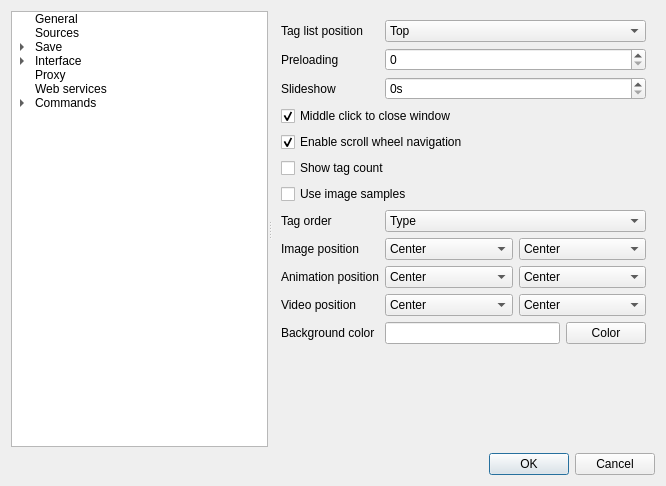
First picture: the form in gui/src/settings/optionswindow.ui, repository Bionus/imgbrd-grabber, before the edit.
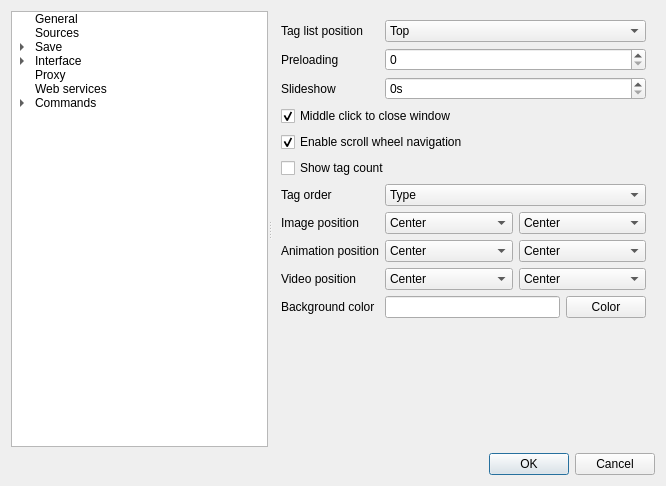
Second picture: the form after the edit. The open tabs and pages were chosen to show the change. Icons and pictures are not drawn.

Commit message: Revert setting to view samples in zoom window

```diff
--- a/gui/src/settings/optionswindow.ui
+++ b/gui/src/settings/optionswindow.ui
@@ -1875,14 +1875,47 @@
           </property>
          </widget>
         </item>
-        <item row="8" column="0">
+        <item row="5" column="0" colspan="2">
+         <widget class="QCheckBox" name="checkZoomShowTagCount">
+          <property name="text">
+           <string>Show tag count</string>
+          </property>
+         </widget>
+        </item>
+        <item row="6" column="0">
+         <widget class="QLabel" name="labelImageTagOrder">
+          <property name="text">
+           <string>Tag order</string>
+          </property>
+         </widget>
+        </item>
+        <item row="6" column="1">
+         <widget class="QComboBox" name="comboImageTagOrder">
+          <item>
+           <property name="text">
+            <string>Type</string>
+           </property>
+          </item>
+          <item>
+           <property name="text">
+            <string>Name</string>
+           </property>
+          </item>
+          <item>
+           <property name="text">
+            <string>Count</string>
+           </property>
+          </item>
+         </widget>
+        </item>
+        <item row="7" column="0">
          <widget class="QLabel" name="labelImagePositionImage">
           <property name="text">
            <string>Image position</string>
           </property>
          </widget>
         </item>
-        <item row="8" column="1">
+        <item row="7" column="1">
          <layout class="QHBoxLayout" name="layoutImagePositionImage">
           <item>
            <widget class="QComboBox" name="comboImagePositionImageV">
@@ -1930,14 +1963,14 @@
           </item>
          </layout>
         </item>
-        <item row="9" column="0">
+        <item row="8" column="0">
          <widget class="QLabel" name="labelImagePositionAnimation">
           <property name="text">
            <string>Animation position</string>
           </property>
          </widget>
         </item>
-        <item row="9" column="1">
+        <item row="8" column="1">
          <layout class="QHBoxLayout" name="layoutImagePositionAnimation">
           <item>
            <widget class="QComboBox" name="comboImagePositionAnimationV">
@@ -1985,14 +2018,14 @@
           </item>
          </layout>
         </item>
-        <item row="10" column="0">
+        <item row="9" column="0">
          <widget class="QLabel" name="labelImagePositionVideo">
           <property name="text">
            <string>Video position</string>
           </property>
          </widget>
         </item>
-        <item row="10" column="1">
+        <item row="9" column="1">
          <layout class="QHBoxLayout" name="layoutImagePositionVideo">
           <item>
            <widget class="QComboBox" name="comboImagePositionVideoV">
@@ -2040,14 +2073,14 @@
           </item>
          </layout>
         </item>
-        <item row="11" column="0">
+        <item row="10" column="0">
          <widget class="QLabel" name="label_88">
           <property name="text">
            <string>Background color</string>
           </property>
          </widget>
         </item>
-        <item row="11" column="1">
+        <item row="10" column="1">
          <layout class="QHBoxLayout" name="layoutImageBackgroundColor">
           <item>
            <widget class="QLineEdit" name="lineImageBackgroundColor"/>
@@ -2061,46 +2094,6 @@
           </item>
          </layout>
         </item>
-        <item row="5" column="0" colspan="2">
-         <widget class="QCheckBox" name="checkZoomShowTagCount">
-          <property name="text">
-           <string>Show tag count</string>
-          </property>
-         </widget>
-        </item>
-        <item row="7" column="0">
-         <widget class="QLabel" name="labelImageTagOrder">
-          <property name="text">
-           <string>Tag order</string>
-          </property>
-         </widget>
-        </item>
-        <item row="7" column="1">
-         <widget class="QComboBox" name="comboImageTagOrder">
-          <item>
-           <property name="text">
-            <string>Type</string>
-           </property>
-          </item>
-          <item>
-           <property name="text">
-            <string>Name</string>
-           </property>
-          </item>
-          <item>
-           <property name="text">
-            <string>Count</string>
-           </property>
-          </item>
-         </widget>
-        </item>
-        <item row="6" column="0" colspan="2">
-         <widget class="QCheckBox" name="checkZoomViewSamples">
-          <property name="text">
-           <string>Use image samples</string>
-          </property>
-         </widget>
-        </item>
        </layout>
       </widget>
       <widget class="QWidget" name="pageInterfaceColoring">
```
Left out of the diff: 2 changed lines with no effect on the pictures. The commit also changes 1 other file.
